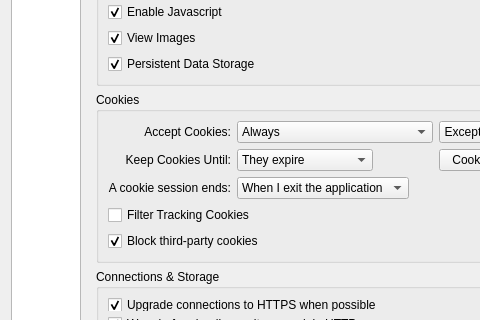
The window that src/settings.ui (IT-Space-2026/arktos) describes before a commit, drawn with Qt 5; both pictures show x 0 to 480 and y 305 to 625 of the 771 by 1424 pixel window.
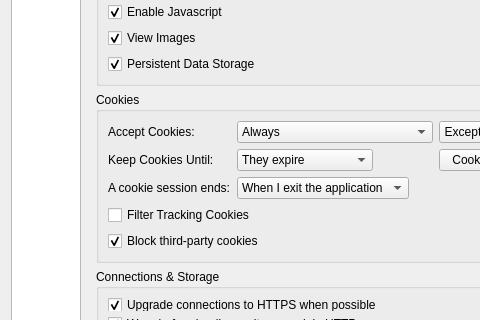
The same window after the commit. The open tabs and pages were chosen to show the change. Custom widgets are drawn as their Qt base class.

Commit message:
PREFUI12: left-align the Privacy page cookie form labels
The three Cookies group labels were the only right-aligned labels on
the Privacy page, so inside the form column each label's text started
at a different x and the whole section read ragged against the
left-aligned checkboxes and sibling groups. Flip them to
AlignLeft|AlignVCenter so every row shares the page's left margin;
combos keep their form column and buttons their action column.

Generated with [Devin](https://devin.ai)

Diff of the .ui file:
```diff
--- a/src/settings.ui
+++ b/src/settings.ui
@@ -1757,7 +1757,7 @@
              <string>Accept Cookies:</string>
             </property>
             <property name="alignment">
-             <set>Qt::AlignRight|Qt::AlignTrailing|Qt::AlignVCenter</set>
+             <set>Qt::AlignLeft|Qt::AlignVCenter</set>
             </property>
             <property name="buddy">
              <cstring>acceptCombo</cstring>
@@ -1808,7 +1808,7 @@
              <string>Keep Cookies Until:</string>
             </property>
             <property name="alignment">
-             <set>Qt::AlignRight|Qt::AlignTrailing|Qt::AlignVCenter</set>
+             <set>Qt::AlignLeft|Qt::AlignVCenter</set>
             </property>
             <property name="buddy">
              <cstring>keepUntilCombo</cstring>
@@ -1879,7 +1879,7 @@
              <string>A cookie session ends:</string>
             </property>
             <property name="alignment">
-             <set>Qt::AlignRight|Qt::AlignTrailing|Qt::AlignVCenter</set>
+             <set>Qt::AlignLeft|Qt::AlignVCenter</set>
             </property>
             <property name="buddy">
              <cstring>cookieSessionCombo</cstring>
```
The commit also changes 5 other files.
